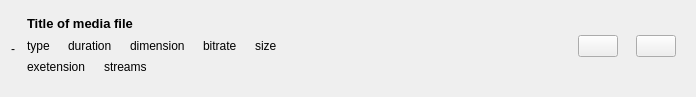
Old version of the form src/Conversion/widgets/conversionitemwidget.ui in the repository keshavbhatt/formatforge.
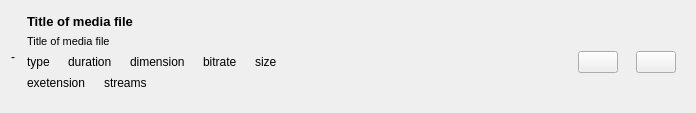
New version of the form.

Patch:
```diff
--- a/src/Conversion/widgets/conversionitemwidget.ui
+++ b/src/Conversion/widgets/conversionitemwidget.ui
@@ -7,7 +7,7 @@
     <x>0</x>
     <y>0</y>
     <width>696</width>
-    <height>97</height>
+    <height>113</height>
    </rect>
   </property>
   <property name="windowTitle">
@@ -69,6 +69,18 @@
           </property>
          </widget>
         </item>
+        <item>
+         <widget class="QLabel" name="filePathLable">
+          <property name="font">
+           <font>
+            <pointsize>8</pointsize>
+           </font>
+          </property>
+          <property name="text">
+           <string>Title of media file</string>
+          </property>
+         </widget>
+        </item>
         <item>
          <layout class="QVBoxLayout" name="verticalLayout_2">
           <property name="spacing">
```
